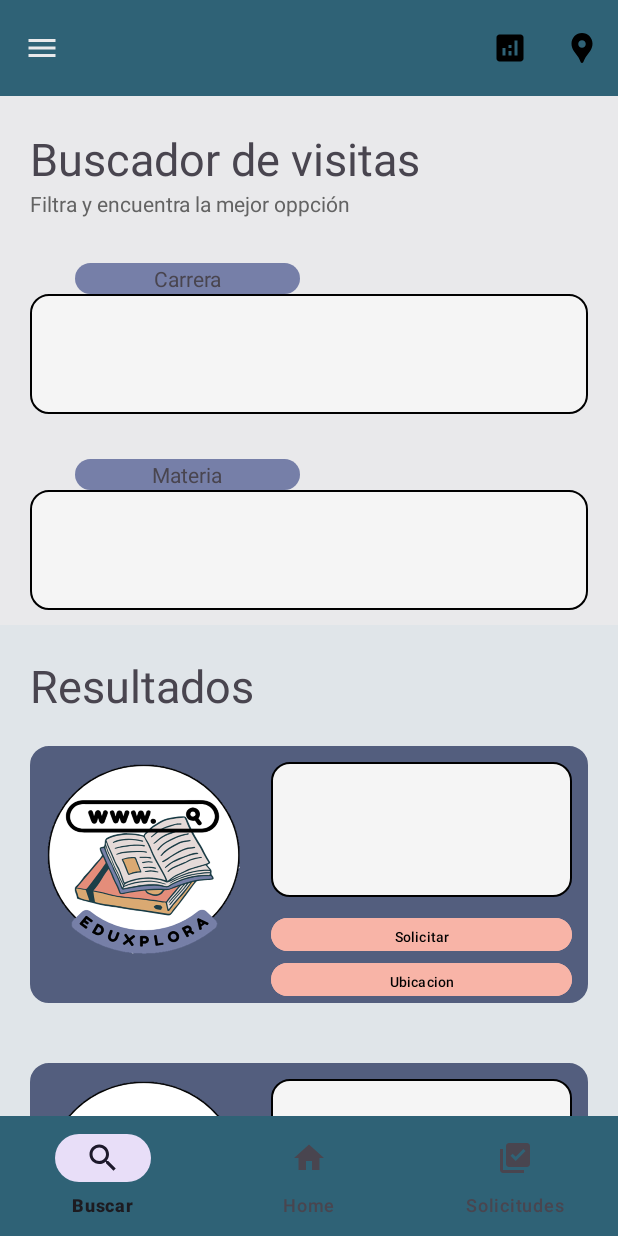
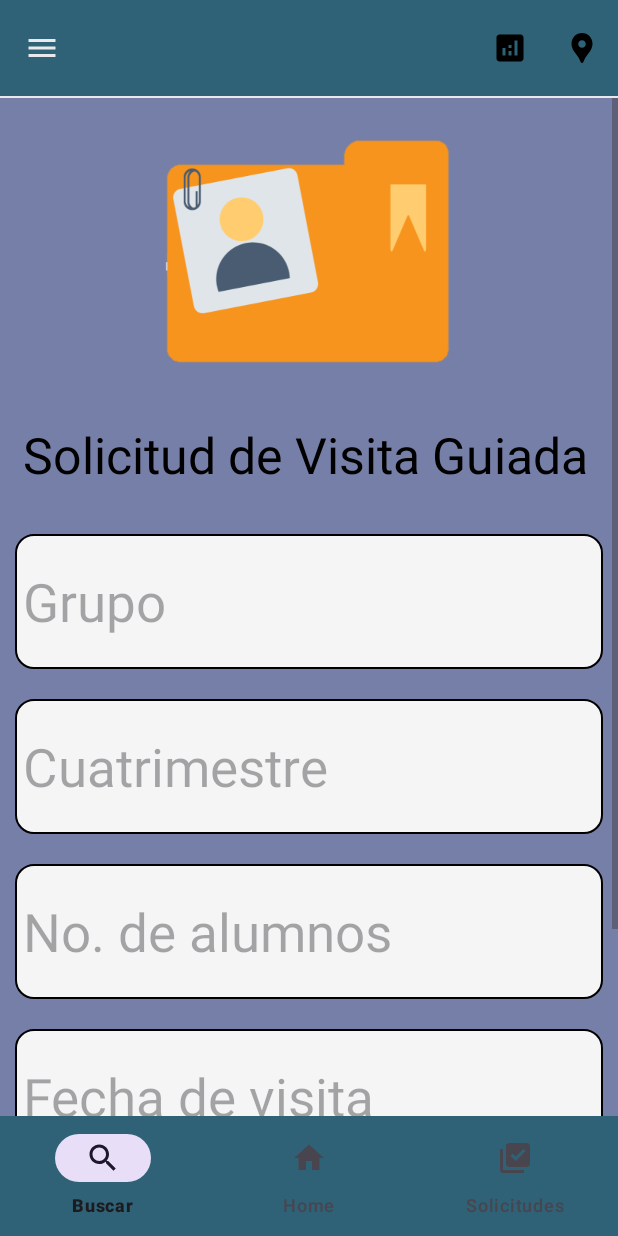
Before and after one commit to JairoAlan/EduXploraAndroid, an Android app: the screen it shows after launch (MainActivity), after a tap on "Solicitar", on a phone screen of 412 x 824 dp. Run offline under Robolectric (Android 15) with nearby library versions, the phone set to English and light mode, and no system bars; our stand-ins replace Volley; network calls fail.

Commit message:
Se agrega lo de victor pero convertido en fragmentos, (layouts), la logica se ira agregando, pero en Buscar_Fragment.java, ya se da en el boton solicitar y te manda al Fragment_pop_up, falta mas por agregar

```diff
--- a/app/src/main/java/com/example/eduxplorap/Buscar_Fragment.java
+++ b/app/src/main/java/com/example/eduxplorap/Buscar_Fragment.java
@@ -3,6 +3,8 @@ package com.example.eduxplorap;
 import android.os.Bundle;
 
 import androidx.fragment.app.Fragment;
+import androidx.fragment.app.FragmentManager;
+import androidx.fragment.app.FragmentTransaction;
 
 import android.text.method.ScrollingMovementMethod;
 import android.util.Log;
@@ -30,6 +32,7 @@ import org.json.JSONException;
 import org.json.JSONObject;
 
 import java.util.ArrayList;
+import java.util.Objects;
 
 /**
  * A simple {@link Fragment} subclass.
@@ -169,63 +172,63 @@ public class Buscar_Fragment extends Fragment {
         btnres1.setOnClickListener(new View.OnClickListener() {
             @Override
             public void onClick(View v) {
-
+                replaceFragment(new Fragment_pop_up());
             }
         });
 
         btnres2.setOnClickListener(new View.OnClickListener() {
             @Override
             public void onClick(View v) {
-
+                replaceFragment(new Fragment_pop_up());
             }
         });
 
         btnres3.setOnClickListener(new View.OnClickListener() {
             @Override
             public void onClick(View v) {
-
+                replaceFragment(new Fragment_pop_up());
             }
         });
 
         btnres4.setOnClickListener(new View.OnClickListener() {
             @Override
             public void onClick(View v) {
-
+                replaceFragment(new Fragment_pop_up());
             }
         });
 
         btnres5.setOnClickListener(new View.OnClickListener() {
             @Override
             public void onClick(View v) {
-
+                replaceFragment(new Fragment_pop_up());
             }
         });
 
         btnres6.setOnClickListener(new View.OnClickListener() {
             @Override
             public void onClick(View v) {
-
+                replaceFragment(new Fragment_pop_up());
             }
         });
 
         btnres7.setOnClickListener(new View.OnClickListener() {
             @Override
             public void onClick(View v) {
-
+                replaceFragment(new Fragment_pop_up());
             }
         });
 
         btnres8.setOnClickListener(new View.OnClickListener() {
             @Override
             public void onClick(View v) {
-
+                replaceFragment(new Fragment_pop_up());
             }
         });
 
         btnres9.setOnClickListener(new View.OnClickListener() {
             @Override
             public void onClick(View v) {
-
+                replaceFragment(new Fragment_pop_up());
             }
         });
 
@@ -417,5 +420,12 @@ public class Buscar_Fragment extends Fragment {
         rq.add(requerimento3);
     }
 
+    private void replaceFragment(Fragment fragment){
+        FragmentManager fragmentManager = requireActivity().getSupportFragmentManager();
+        FragmentTransaction fragmentTransaction = fragmentManager.beginTransaction();
+        fragmentTransaction.replace(R.id.frame_layout,fragment);
+        fragmentTransaction.commit();
+    }
+
 // Fin
 }
--- /dev/null
+++ b/app/src/main/java/com/example/eduxplorap/Fragment_pop_up.java
@@ -0,0 +1,64 @@
+package com.example.eduxplorap;
+
+import android.os.Bundle;
+
+import androidx.fragment.app.Fragment;
+
+import android.view.LayoutInflater;
+import android.view.View;
+import android.view.ViewGroup;
+
+/**
+ * A simple {@link Fragment} subclass.
+ * Use the {@link Fragment_pop_up#newInstance} factory method to
+ * create an instance of this fragment.
+ */
+public class Fragment_pop_up extends Fragment {
+
+    // TODO: Rename parameter arguments, choose names that match
+    // the fragment initialization parameters, e.g. ARG_ITEM_NUMBER
+    private static final String ARG_PARAM1 = "param1";
+    private static final String ARG_PARAM2 = "param2";
+
+    // TODO: Rename and change types of parameters
+    private String mParam1;
+    private String mParam2;
+
+    public Fragment_pop_up() {
+        // Required empty public constructor
+    }
+
+    /**
+     * Use this factory method to create a new instance of
+     * this fragment using the provided parameters.
+     *
+     * @param param1 Parameter 1.
+     * @param param2 Parameter 2.
+     * @return A new instance of fragment Fragment_pop_up.
+     */
+    // TODO: Rename and change types and number of parameters
+    public static Fragment_pop_up newInstance(String param1, String param2) {
+        Fragment_pop_up fragment = new Fragment_pop_up();
+        Bundle args = new Bundle();
+        args.putString(ARG_PARAM1, param1);
+        args.putString(ARG_PARAM2, param2);
+        fragment.setArguments(args);
+        return fragment;
+    }
+
+    @Override
+    public void onCreate(Bundle savedInstanceState) {
+        super.onCreate(savedInstanceState);
+        if (getArguments() != null) {
+            mParam1 = getArguments().getString(ARG_PARAM1);
+            mParam2 = getArguments().getString(ARG_PARAM2);
+        }
+    }
+
+    @Override
+    public View onCreateView(LayoutInflater inflater, ViewGroup container,
+                             Bundle savedInstanceState) {
+        // Inflate the layout for this fragment
+        return inflater.inflate(R.layout.fragment_pop_up, container, false);
+    }
+}
--- a/app/src/main/java/com/example/eduxplorap/reportes_Coor.java
+++ b/app/src/main/java/com/example/eduxplorap/reportes_Coor.java
@@ -4,6 +4,10 @@ import static com.itextpdf.text.pdf.PdfName.FONT;
 
 import android.content.Intent;
 import android.content.pm.PackageManager;
+import android.graphics.Bitmap;
+import android.graphics.BitmapFactory;
+import android.graphics.drawable.BitmapDrawable;
+import android.graphics.drawable.Drawable;
 import android.net.Uri;
 import android.os.Bundle;
 
@@ -27,6 +31,8 @@ import com.android.volley.toolbox.JsonArrayRequest;
 import com.android.volley.toolbox.Volley;
 import com.itextpdf.text.Document;
 import com.itextpdf.text.DocumentException;
+import com.itextpdf.text.Element;
+import com.itextpdf.text.Image;
 import com.itextpdf.text.Paragraph;
 import com.itextpdf.text.Phrase;
 import com.itextpdf.text.pdf.PdfPCell;
--- /dev/null
+++ b/app/src/main/res/layout/fragment_pop_up.xml
@@ -0,0 +1,86 @@
+<?xml version="1.0" encoding="utf-8"?>
+<FrameLayout xmlns:android="http://schemas.android.com/apk/res/android"
+    xmlns:tools="http://schemas.android.com/tools"
+    android:layout_width="match_parent"
+    android:layout_height="match_parent"
+    tools:context=".Fragment_pop_up">
+
+    <!-- TODO: Update blank fragment layout -->
+    <ScrollView xmlns:app="http://schemas.android.com/apk/res-auto"
+        xmlns:tools="http://schemas.android.com/tools"
+        android:layout_width="match_parent"
+        android:layout_height="match_parent"
+        xmlns:android="http://schemas.android.com/apk/res/android"
+        android:orientation="vertical">
+        <LinearLayout
+
+            android:layout_width="match_parent"
+            android:layout_height="match_parent"
+            android:background="#767FA7"
+            android:orientation="vertical"
+            tools:context=".PopUpActivity">
+
+            <ImageView
+                android:layout_width="200dp"
+                android:layout_gravity="center"
+                android:src="@drawable/solicitudhecha"
+                android:layout_height="200dp"/>
+
+            <TextView
+                android:layout_width="match_parent"
+                android:layout_height="50dp"
+                android:layout_margin="15dp"
+                android:text="Solicitud de Visita Guiada"
+                android:textColor="@color/black"
+
+                android:textSize="33dp" />
+
+
+
+            <EditText
+                android:layout_width="match_parent"
+                android:layout_height="90dp"
+                android:layout_margin="10dp"
+                android:background="@drawable/borde"
+                android:textSize="35dp"
+                android:padding="5dp"
+                android:hint="Grupo"/>
+            <EditText
+                android:layout_width="match_parent"
+                android:layout_height="90dp"
+                android:layout_margin="10dp"
+                android:background="@drawable/borde"
+                android:textSize="35dp"
+                android:padding="5dp"
+                android:hint="Cuatrimestre"/>
+            <EditText
+                android:layout_width="match_parent"
+                android:layout_height="90dp"
+                android:layout_margin="10dp"
+                android:background="@drawable/borde"
+                android:textSize="35dp"
+                android:padding="5dp"
+                android:hint="No. de alumnos"/>
+            <EditText
+                android:layout_width="match_parent"
+                android:layout_height="90dp"
+                android:layout_margin="10dp"
+                android:background="@drawable/borde"
+                android:textSize="35dp"
+                android:padding="5dp"
+                android:hint="Fecha de visita"/>
+
+            <Button
+                android:layout_width="200dp"
+                android:backgroundTint="@color/verde"
+                android:layout_height="80dp"
+                android:layout_gravity="center"
+                android:layout_margin="15dp"
+                android:text="Enviar"
+                app:cornerRadius="1sp" />
+
+
+        </LinearLayout>
+    </ScrollView>
+
+</FrameLayout>
```
Also changed, not shown: app/src/main/res/drawable/solicitudhecha.png (added).
